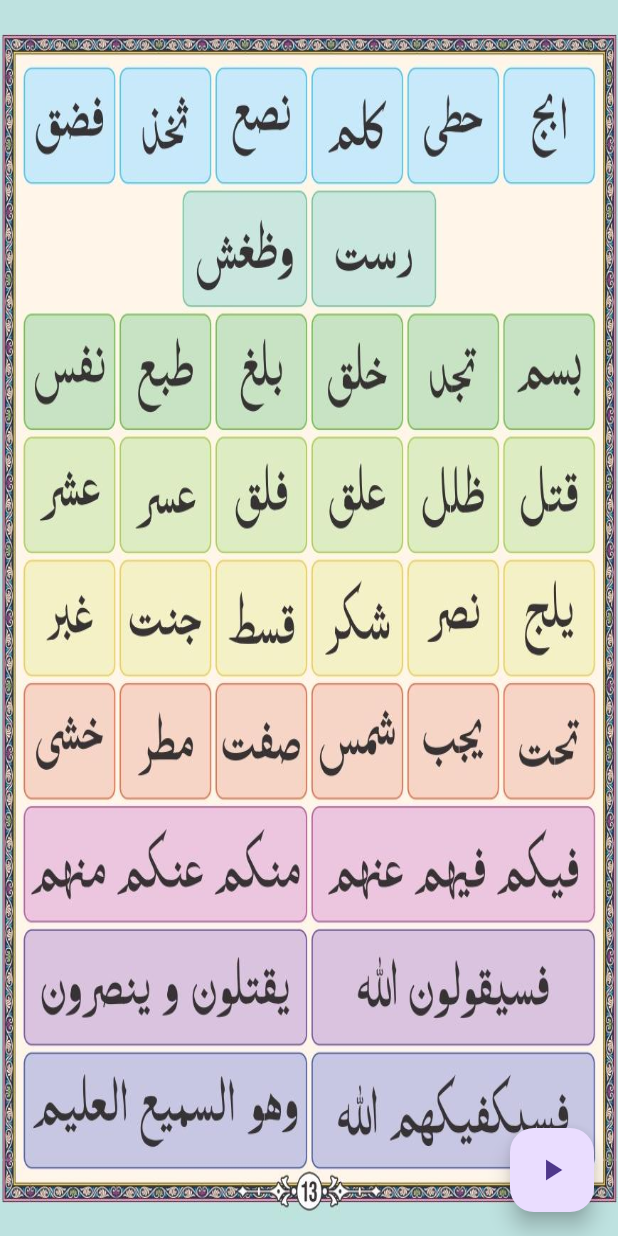
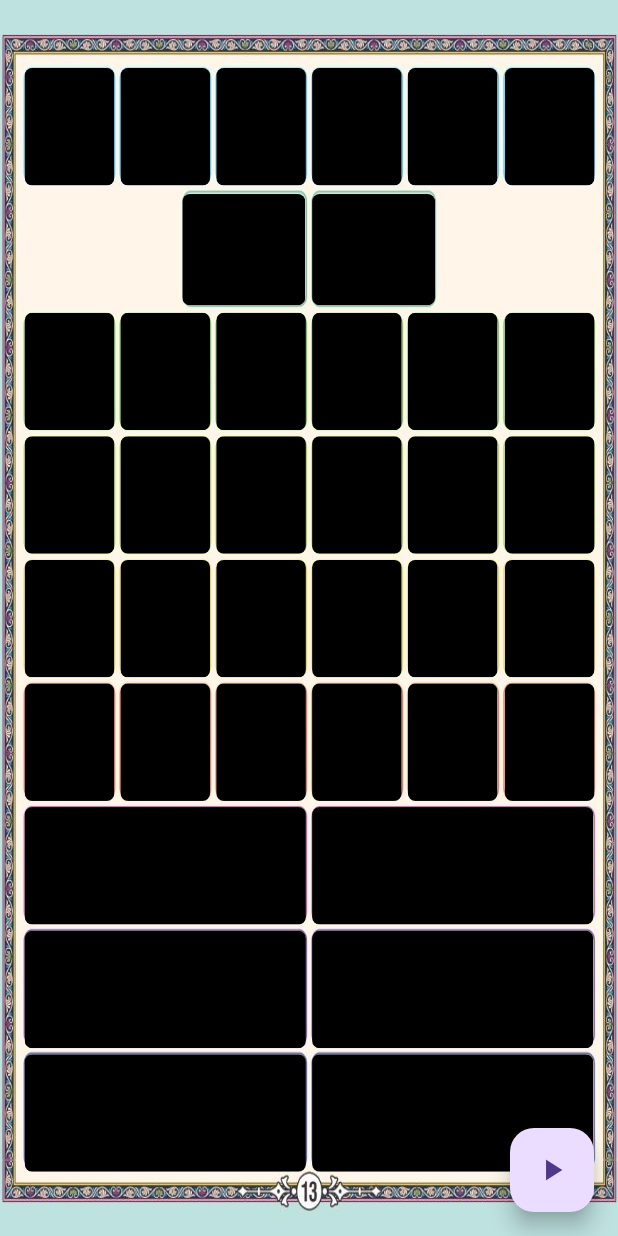
Before and after one commit to ahmadali369/makki-madani-qaida-migrated, a Flutter app: the P5_S3 screen opened directly, on a phone screen of 412 x 824 dp. Run offline on Flutter 3.47's test engine with Material 3 defaults, Android fonts, the phone set to English and light mode, and no system bars; our stand-ins replace animate_do, audioplayers, dots_indicator, geolocator, google_fonts; missing offline and left inert: flutter_qiblah.

Commit message:
feat- p5 ordering arrays

```diff
--- a/lib/AudioButton.dart
+++ b/lib/AudioButton.dart
@@ -83,8 +83,8 @@ class _AudioButtonWidgetState extends State<AudioButtonWidget> {
 
             backgroundColor: (widget.buttonState || buttonLocalState)
                 ? const Color(0xbbB3E6E1)
-                : Colors.transparent,
-                //   : Colors.black,
+                // : Colors.transparent,
+                  : Colors.black,
 
 
 
--- a/lib/pages/p5-13_s3.dart
+++ b/lib/pages/p5-13_s3.dart
@@ -15,48 +15,44 @@ class P5_S3 extends StatefulWidget {
 class _P5_S3State extends State<P5_S3> {
   late List<bool> _buttonStates;
   late List<String> _audios = [
-    "audios/p1/Alif.mp3",
-    "audios/p3/lamAlif.mp3",
-    "audios/p3/baAlif.mp3",
-    "audios/p3/taAlif.mp3",
-    "audios/p3/lamAlif.mp3",
-    "audios/p3/yaAlif.mp3",
-    "audios/p3/jimAlif.mp3",
-    "audios/p3/khaAlif.mp3",
-    "audios/p3/seenAlif.mp3",
-    "audios/p3/dadAlif.mp3",
-    "audios/p3/tuaAlif.mp3",
-    "audios/p3/faaAlif.mp3",
-    "audios/p3/AinAlif.mp3",
-    "audios/p3/miimAlif.mp3",
-    "audios/p3/HhaAlif.mp3",
-    "audios/p3/kafAlif.mp3",
-    "audios/p3/qafAlif.mp3",
-    "audios/p3/lamBa.mp3",
-    "audios/p3/AinLam.mp3",
-    "audios/p3/kafLam.mp3",
-    "audios/p3/qafLam.mp3",
-
-    /// ----------------
-
-
-    "audios/p3/tua.mp3",
-    "audios/p3/laam.mp3",
-    "audios/p3/meem.mp3",
-    "audios/p3/noon.mp3",
-    "audios/p3/wow.mp3",
-    "audios/p3/hhaa.mp3",
-    "audios/p3/hamza.mp3",
-    "audios/p3/yaa.mp3",
-    "audios/p3/tua.mp3",
-    "audios/p3/laam.mp3",
-    "audios/p3/meem.mp3",
-    "audios/p3/noon.mp3",
-    "audios/p3/wow.mp3",
-    "audios/p3/hhaa.mp3",
-    "audios/p3/hamza.mp3",
-
-
+    "audios/p5/Alif.mp3",
+    "audios/p5/lamAlif.mp3",
+    "audios/p5/baAlif.mp3",
+    "audios/p5/taAlif.mp3",
+    "audios/p5/lamAlif.mp3",
+    "audios/p5/yaAlif.mp3",
+    "audios/p5/jimAlif.mp3",
+    "audios/p5/khaAlif.mp3",
+    "audios/p5/seenAlif.mp3",
+    "audios/p5/dadAlif.mp3",
+    "audios/p5/tuaAlif.mp3",
+    "audios/p5/faaAlif.mp3",
+    "audios/p5/AinAlif.mp3",
+    "audios/p5/miimAlif.mp3",
+    "audios/p5/HhaAlif.mp3",
+    "audios/p5/kafAlif.mp3",
+    "audios/p5/qafAlif.mp3",
+    "audios/p5/lamBa.mp3",
+    "audios/p5/AinLam.mp3",
+    "audios/p5/kafLam.mp3",
+    "audios/p5/qafLam.mp3",
+    "audios/p5/tua.mp3",
+    "audios/p5/laam.mp3",
+    "audios/p5/meem.mp3",
+    "audios/p5/noon.mp3",
+    "audios/p5/wow.mp3",
+    "audios/p5/hhaa.mp3",
+    "audios/p5/hamza.mp3",
+    "audios/p5/yaa.mp3",
+    "audios/p5/tua.mp3",
+    "audios/p5/laam.mp3",
+    "audios/p5/meem.mp3",
+    "audios/p5/noon.mp3",
+    "audios/p5/wow.mp3",
+    "audios/p5/hhaa.mp3",
+    "audios/p5/hamza.mp3",
+    "audios/p5/hhaa.mp3",
+    "audios/p5/hamza.mp3",
   ];
 
   final audioPlayer = AudioPlayer();
@@ -64,7 +60,7 @@ class _P5_S3State extends State<P5_S3> {
   @override
   void initState() {
     super.initState();
-    _buttonStates = List<bool>.filled(54, false);
+    _buttonStates = List<bool>.filled(38, false);
   }
 
   void _triggerButton(int index) {
@@ -147,7 +143,7 @@ class _P5_S3State extends State<P5_S3> {
           AudioButtonWidget(
             buttonState: _buttonStates[0],
             audio: _audios[0],
-            top: 0.340,
+            top: 0.055,
             left: 0.817,
             width: .145,
             heigt: .095,
@@ -157,7 +153,7 @@ class _P5_S3State extends State<P5_S3> {
           AudioButtonWidget(
             buttonState: _buttonStates[1],
             audio: _audios[1],
-            top: 0.340,
+            top: 0.055,
             left: 0.660,
             width: .145,
             heigt: .095,
@@ -168,7 +164,7 @@ class _P5_S3State extends State<P5_S3> {
           AudioButtonWidget(
             buttonState: _buttonStates[2],
             audio: _audios[2],
-            top: 0.340,
+            top: 0.055,
             left: 0.505,
             width: .145,
             heigt: .095,
@@ -179,7 +175,7 @@ class _P5_S3State extends State<P5_S3> {
           AudioButtonWidget(
             buttonState: _buttonStates[3],
             audio: _audios[3],
-            top: 0.340,
+            top: 0.055,
             left: 0.350,
             width: .145,
             heigt: .095,
@@ -190,7 +186,7 @@ class _P5_S3State extends State<P5_S3> {
           AudioButtonWidget(
             buttonState: _buttonStates[4],
             audio: _audios[4],
-            top: 0.340,
+            top: 0.055,
             left: 0.195,
             width: .145,
             heigt: .095,
@@ -200,87 +196,48 @@ class _P5_S3State extends State<P5_S3> {
           AudioButtonWidget(
             buttonState: _buttonStates[5],
             audio: _audios[5],
-            top: 0.340,
+            top: 0.055,
             left: 0.040,
             width: .145,
             heigt: .095,
           ),
           /// ------------------------------------------------------------------------------------------ row 2
 
-          /// J-A
+
+          /// daal
 
           AudioButtonWidget(
             buttonState: _buttonStates[6],
             audio: _audios[6],
-            top: 0.440,
-            left: 0.817,
-            width: .145,
-            heigt: .095,
-          ),
-
-          /// khaa
-
-          AudioButtonWidget(
-            buttonState: _buttonStates[7],
-            audio: _audios[7],
-            top: 0.440,
-            left: 0.660,
-            width: .145,
-            heigt: .095,
-          ),
-
-          /// daal
-
-          AudioButtonWidget(
-            buttonState: _buttonStates[8],
-            audio: _audios[8],
-            top: 0.440,
+            top: 0.157,
             left: 0.505,
-            width: .145,
-            heigt: .095,
+            width: .199,
+            heigt: .090,
           ),
 
           /// zaal
 
           AudioButtonWidget(
-            buttonState: _buttonStates[9],
-            audio: _audios[9],
-            top: 0.440,
-            left: 0.350,
-            width: .145,
-            heigt: .095,
+            buttonState: _buttonStates[7],
+            audio: _audios[7],
+            top: 0.157,
+            left: 0.2950,
+            width: .199,
+            heigt: .090,
           ),
 
           /// raa
 
-          AudioButtonWidget(
-            buttonState: _buttonStates[10],
-            audio: _audios[10],
-            top: 0.440,
-            left: 0.195,
-            width: .145,
-            heigt: .095,
-          ),
 
-          /// raa
-
-          AudioButtonWidget(
-            buttonState: _buttonStates[11],
-            audio: _audios[11],
-            top: 0.440,
-            left: 0.040,
-            width: .145,
-            heigt: .095,
-          ),
 
           /// ------------------------------------------------------------------------------------------ row 3
           ///
           /// zaa
 
           AudioButtonWidget(
-            buttonState: _buttonStates[12],
-            audio: _audios[12],
-            top: 0.543,
+            buttonState: _buttonStates[8],
+            audio: _audios[8],
+            top: 0.253,
             left: 0.817,
             width: .145,
             heigt: .095,
@@ -288,9 +245,9 @@ class _P5_S3State extends State<P5_S3> {
 
           /// seen
           AudioButtonWidget(
-            buttonState: _buttonStates[13],
-            audio: _audios[13],
-            top: 0.543,
+            buttonState: _buttonStates[9],
+            audio: _audios[9],
+            top: 0.253,
             left: 0.660,
             width: .145,
             heigt: .095,
@@ -299,9 +256,9 @@ class _P5_S3State extends State<P5_S3> {
           /// sheen
 
           AudioButtonWidget(
-            buttonState: _buttonStates[14],
-            audio: _audios[14],
-            top: 0.543,
+            buttonState: _buttonStates[10],
+            audio: _audios[10],
+            top: 0.253,
             left: 0.505,
             width: .145,
             heigt: .095,
@@ -309,9 +266,9 @@ class _P5_S3State extends State<P5_S3> {
 
           /// suad
           AudioButtonWidget(
-            buttonState: _buttonStates[15],
-            audio: _audios[15],
-            top: 0.543,
+            buttonState: _buttonStates[11],
+            audio: _audios[11],
+            top: 0.253,
             left: 0.350,
             width: .145,
             heigt: .095,
@@ -319,9 +276,9 @@ class _P5_S3State extends State<P5_S3> {
 
           /// duad
           AudioButtonWidget(
-            buttonState: _buttonStates[16],
-            audio: _audios[16],
-            top: 0.543,
+            buttonState: _buttonStates[12],
+            audio: _audios[12],
+            top: 0.253,
             left: 0.195,
             width: .145,
             heigt: .095,
@@ -329,9 +286,9 @@ class _P5_S3State extends State<P5_S3> {
 
           /// duad
           AudioButtonWidget(
-            buttonState: _buttonStates[17],
-            audio: _audios[17],
-            top: 0.543,
+            buttonState: _buttonStates[13],
+            audio: _audios[13],
+            top: 0.253,
             left: 0.040,
             width: .145,
             heigt: .095,
@@ -343,9 +300,9 @@ class _P5_S3State extends State<P5_S3> {
           ///
           /// ttaa
           AudioButtonWidget(
-            buttonState: _buttonStates[18],
-            audio: _audios[18],
-            top: 0.645,
+            buttonState: _buttonStates[14],
+            audio: _audios[14],
+            top: 0.353,
             left: 0.817,
             width: .145,
             heigt: .095,
@@ -354,9 +311,9 @@ class _P5_S3State extends State<P5_S3> {
           /// zuaa
 
           AudioButtonWidget(
-            buttonState: _buttonStates[19],
-            audio: _audios[19],
-            top: 0.645,
+            buttonState: _buttonStates[15],
+            audio: _audios[15],
+            top: 0.353,
             left: 0.660,
             width: .145,
             heigt: .095,
@@ -364,9 +321,9 @@ class _P5_S3State extends State<P5_S3> {
 
           /// aain
           AudioButtonWidget(
-            buttonState: _buttonStates[20],
-            audio: _audios[20],
-            top: 0.645,
+            buttonState: _buttonStates[16],
+            audio: _audios[16],
+            top: 0.353,
             left: 0.505,
             width: .145,
             heigt: .095,
@@ -374,9 +331,9 @@ class _P5_S3State extends State<P5_S3> {
 
           /// gaain
           AudioButtonWidget(
-            buttonState: _buttonStates[21],
-            audio: _audios[21],
-            top: 0.645,
+            buttonState: _buttonStates[17],
+            audio: _audios[17],
+            top: 0.353,
             left: 0.350,
             width: .145,
             heigt: .095,
@@ -384,9 +341,9 @@ class _P5_S3State extends State<P5_S3> {
 
           /// faa
           AudioButtonWidget(
-            buttonState: _buttonStates[22],
-            audio: _audios[22],
-            top: 0.645,
+            buttonState: _buttonStates[18],
+            audio: _audios[18],
+            top: 0.353,
             left: 0.195,
             width: .145,
             heigt: .095,
@@ -395,9 +352,9 @@ class _P5_S3State extends State<P5_S3> {
 
           /// faa
           AudioButtonWidget(
-            buttonState: _buttonStates[23],
-            audio: _audios[23],
-            top: 0.645,
+            buttonState: _buttonStates[19],
+            audio: _audios[19],
+            top: 0.353,
             left: 0.040,
             width: .145,
             heigt: .095,
@@ -409,9 +366,9 @@ class _P5_S3State extends State<P5_S3> {
           /// Qaaf
 
           AudioButtonWidget(
-            buttonState: _buttonStates[24],
-            audio: _audios[24],
-            top: 0.746,
+            buttonState: _buttonStates[20],
+            audio: _audios[20],
+            top: 0.453,
             left: 0.817,
             width: .145,
             heigt: .095,
@@ -419,9 +376,9 @@ class _P5_S3State extends State<P5_S3> {
 
           /// kaaf
           AudioButtonWidget(
-            buttonState: _buttonStates[25],
-            audio: _audios[25],
-            top: 0.746,
+            buttonState: _buttonStates[21],
+            audio: _audios[21],
+            top: 0.453,
             left: 0.660,
             width: .145,
             heigt: .095,
@@ -429,9 +386,9 @@ class _P5_S3State extends State<P5_S3> {
 
           /// laam
           AudioButtonWidget(
-            buttonState: _buttonStates[26],
-            audio: _audios[26],
-            top: 0.746,
+            buttonState: _buttonStates[22],
+            audio: _audios[22],
+            top: 0.453,
             left: 0.505,
             width: .145,
             heigt: .095,
@@ -439,9 +396,9 @@ class _P5_S3State extends State<P5_S3> {
 
           /// meem
           AudioButtonWidget(
-            buttonState: _buttonStates[27],
-            audio: _audios[27],
-            top: 0.746,
+            buttonState: _buttonStates[23],
+            audio: _audios[23],
+            top: 0.453,
             left: 0.350,
             width: .145,
             heigt: .095,
@@ -450,9 +407,9 @@ class _P5_S3State extends State<P5_S3> {
           /// noon
 
           AudioButtonWidget(
-            buttonState: _buttonStates[28],
-            audio: _audios[28],
-            top: 0.746,
+            buttonState: _buttonStates[24],
+            audio: _audios[24],
+            top: 0.453,
             left: 0.195,
             width: .145,
             heigt: .095,
@@ -461,9 +418,9 @@ class _P5_S3State extends State<P5_S3> {
           /// noon
 
           AudioButtonWidget(
-            buttonState: _buttonStates[29],
-            audio: _audios[29],
-            top: 0.746,
+            buttonState: _buttonStates[25],
+            audio: _audios[25],
+            top: 0.453,
             left: 0.04,
             width: .145,
             heigt: .095,
@@ -475,9 +432,9 @@ class _P5_S3State extends State<P5_S3> {
           /// waw
 
           AudioButtonWidget(
-            buttonState: _buttonStates[30],
-            audio: _audios[30],
-            top: 0.850,
+            buttonState: _buttonStates[26],
+            audio: _audios[26],
+            top: 0.553,
             left: 0.817,
             width: .145,
             heigt: .095,
@@ -485,9 +442,9 @@ class _P5_S3State extends State<P5_S3> {
 
           /// haa
           AudioButtonWidget(
-            buttonState: _buttonStates[31],
-            audio: _audios[31],
-            top: 0.850,
+            buttonState: _buttonStates[27],
+            audio: _audios[27],
+            top: 0.553,
             left: 0.660,
             width: .145,
             heigt: .095,
@@ -495,9 +452,9 @@ class _P5_S3State extends State<P5_S3> {
 
           /// hamza
           AudioButtonWidget(
-            buttonState: _buttonStates[32],
-            audio: _audios[32],
-            top: 0.850,
+            buttonState: _buttonStates[28],
+            audio: _audios[28],
+            top: 0.553,
             left: 0.505,
             width: .145,
             heigt: .095,
@@ -506,9 +463,9 @@ class _P5_S3State extends State<P5_S3> {
           /// yaa
 
           AudioButtonWidget(
-            buttonState: _buttonStates[33],
-            audio: _audios[33],
-            top: 0.850,
+            buttonState: _buttonStates[29],
+            audio: _audios[29],
+            top: 0.553,
             left: 0.350,
             width: .145,
             heigt: .095,
@@ -517,9 +474,9 @@ class _P5_S3State extends State<P5_S3> {
           /// yaa
 
           AudioButtonWidget(
-            buttonState: _buttonStates[34],
-            audio: _audios[34],
-            top: 0.850,
+            buttonState: _buttonStates[30],
+            audio: _audios[30],
+            top: 0.553,
             left: 0.195,
             width: .145,
             heigt: .095,
@@ -529,13 +486,90 @@ class _P5_S3State extends State<P5_S3> {
           /// yaa
 
           AudioButtonWidget(
-            buttonState: _buttonStates[35],
-            audio: _audios[35],
-            top: 0.850,
+            buttonState: _buttonStates[31],
+            audio: _audios[31],
+            top: 0.553,
             left: 0.04,
             width: .145,
             heigt: .095,
           ),
+
+
+          ///
+          /// ------------------------------------------------------------------------------------------ row 6
+
+          /// waw
+
+          AudioButtonWidget(
+            buttonState: _buttonStates[32],
+            audio: _audios[32],
+            top: 0.653,
+            left: 0.505,
+            width: .455,
+            heigt: .095,
+          ),
+
+          /// haa
+          AudioButtonWidget(
+            buttonState: _buttonStates[33],
+            audio: _audios[33],
+            top: 0.653,
+            left: 0.040,
+            width: .455,
+            heigt: .095,
+          ),
+
+          ///
+          /// ------------------------------------------------------------------------------------------ row 6
+
+          /// waw
+
+          AudioButtonWidget(
+            buttonState: _buttonStates[34],
+            audio: _audios[34],
+            top: 0.753,
+            left: 0.505,
+            width: .455,
+            heigt: .095,
+          ),
+
+          /// haa
+          AudioButtonWidget(
+            buttonState: _buttonStates[35],
+            audio: _audios[35],
+            top: 0.753,
+            left: 0.040,
+            width: .455,
+            heigt: .095,
+          ),
+
+
+          ///
+          /// ------------------------------------------------------------------------------------------ row 6
+
+          /// waw
+
+          AudioButtonWidget(
+            buttonState: _buttonStates[36],
+            audio: _audios[36],
+            top: 0.853,
+            left: 0.505,
+            width: .455,
+            heigt: .095,
+          ),
+
+          /// haa
+          AudioButtonWidget(
+            buttonState: _buttonStates[37],
+            audio: _audios[37],
+            top: 0.853,
+            left: 0.040,
+            width: .455,
+            heigt: .095,
+          ),
+
+
+
 
           // Add more Positioned containers as needed.
         ],
```
